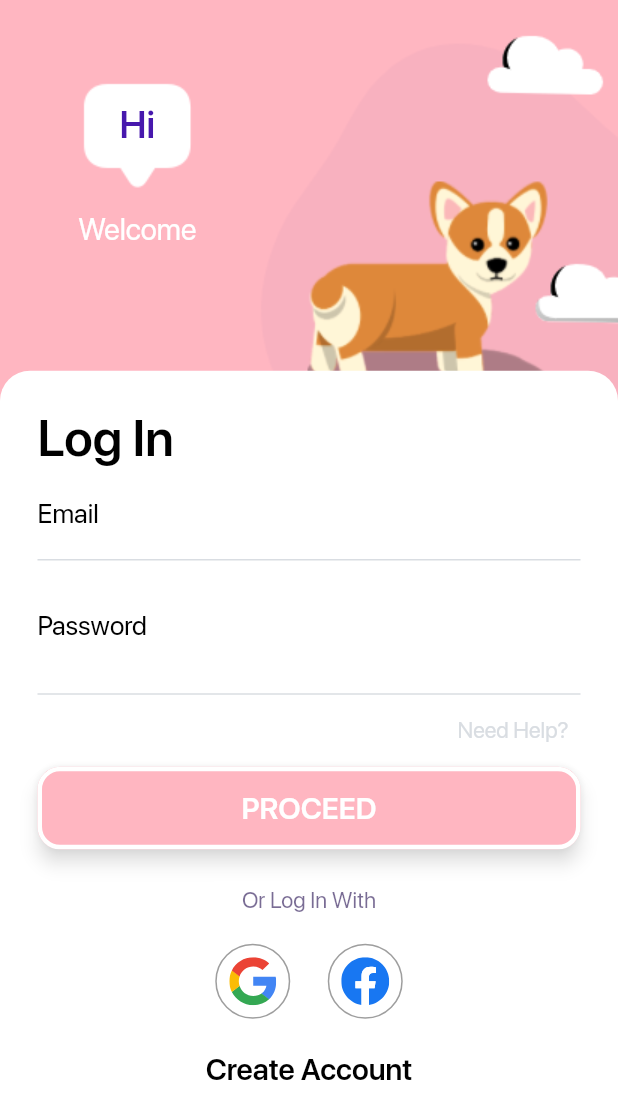
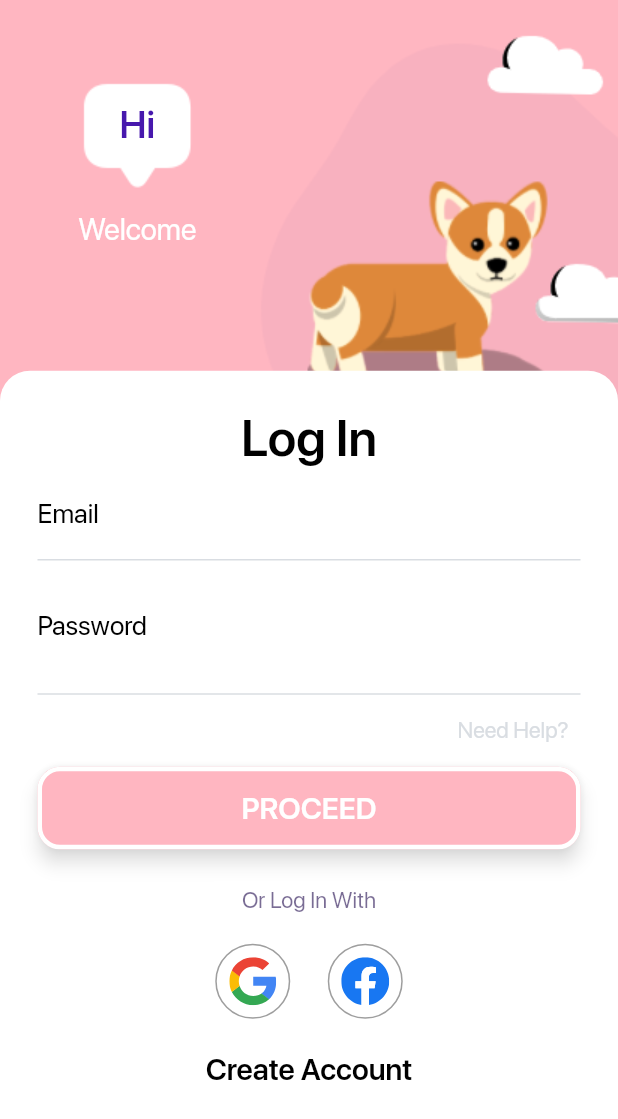
Before and after one commit to SPARSHAGGARWAL17/dating-app, a Flutter app: the LoginEmailPage screen opened by its route, on a phone screen of 412 x 824 dp. Shown: the top 1119 px of the screen. Run offline on Flutter 3.47's test engine with Material 2 defaults, Android fonts, the phone set to English and light mode, and no system bars; our stand-ins replace carousel_slider, chewie, flutter_svg, image_picker, pin_code_fields, sliding_up_panel and 1 more; missing offline and left inert: drag_and_drop_gridview.

```diff
--- a/lib/main.dart
+++ b/lib/main.dart
@@ -29,8 +29,8 @@ class MyApp extends StatelessWidget {
           inactiveTrackColor: kGreyColor,
         )
       ),
-      routes: routes,
-      initialRoute: UpdateProfileImagePage.Route,
+      onGenerateRoute: BewpLife.generateRoute,
+      initialRoute: LoginEmailPage.Route,
     );
   }
 }
--- a/lib/model/matches.dart
+++ b/lib/model/matches.dart
@@ -5,6 +5,10 @@ class Matches {
     required this.image,
     required this.name,
   });
+
+  factory Matches.fromObject(dynamic value) {
+    return Matches(name: value!.name, image: value!.image);
+  }
 }
 
 List<Matches> kMatches = [
--- a/lib/routes.dart
+++ b/lib/routes.dart
@@ -1,3 +1,4 @@
+import 'package:bewp_life/model/matches.dart';
 import 'package:bewp_life/view/chats/chat-page.dart';
 import 'package:bewp_life/view/chats/matches-chat.dart';
 import 'package:bewp_life/view/edit-profile/profile-form.dart';
@@ -9,19 +10,80 @@ import 'package:bewp_life/view/startup-screens/otp-verify.dart';
 import 'package:flutter/material.dart';
 import 'export.dart';
 
-Map<String, Widget Function(BuildContext context)> routes = {
-  WelcomePage.Route: (context) => WelcomePage(),
-  ForgotPasswordPage.Route: (context) => ForgotPasswordPage(),
-  LoginEmailPage.Route: (context) => LoginEmailPage(),
-  VerifyPinPage.Route: (context) => VerifyPinPage(),
-  RegisterApp.Route: (context) => RegisterApp(),
-  OtpVerifyPage.Route: (context) => OtpVerifyPage(),
-  NumberVerifyPage.Route: (context) => NumberVerifyPage(),
-  NewPasswordPage.Route: (context) => NewPasswordPage(),
-  MatchesChatPage.Route: (context) => MatchesChatPage(),
-  HomePage.Route: (context) => HomePage(),
-  ChatPage.Route: (context) => ChatPage(),
-  MatchDialogPage.Route: (context) => MatchDialogPage(),
-  ProfileFormPage.Route: (context) => ProfileFormPage(),
-  UpdateProfileImagePage.Route :(context) => UpdateProfileImagePage(),
-};
+// Map<String, Widget Function(BuildContext context)> routes = {
+//   WelcomePage.Route: (context) => WelcomePage(),
+//   ForgotPasswordPage.Route: (context) => ForgotPasswordPage(),
+//   LoginEmailPage.Route: (context) => LoginEmailPage(),
+//   VerifyPinPage.Route: (context) => VerifyPinPage(),
+//   RegisterApp.Route: (context) => RegisterApp(),
+//   OtpVerifyPage.Route: (context) => OtpVerifyPage(),
+//   NumberVerifyPage.Route: (context) => NumberVerifyPage(),
+//   NewPasswordPage.Route: (context) => NewPasswordPage(),
+//   MatchesChatPage.Route: (context) => MatchesChatPage(),
+//   HomePage.Route: (context) => HomePage(),
+//   ChatPage.Route: (context) => ChatPage(),
+//   MatchDialogPage.Route: (context) => MatchDialogPage(),
+//   ProfileFormPage.Route: (context) => ProfileFormPage(),
+//   UpdateProfileImagePage.Route: (context) => UpdateProfileImagePage(),
+// };
+
+class BewpLife {
+  static String? routeName;
+  static Route<dynamic> generateRoute(RouteSettings settings) {
+    routeName = settings.name;
+    Widget currentWidget;
+    switch (routeName) {
+      case WelcomePage.Route:
+        currentWidget = WelcomePage();
+        break;
+      case ForgotPasswordPage.Route:
+        currentWidget = ForgotPasswordPage();
+        break;
+      case LoginEmailPage.Route:
+        currentWidget = LoginEmailPage();
+        break;
+      case VerifyPinPage.Route:
+        currentWidget = VerifyPinPage();
+        break;
+      case RegisterApp.Route:
+        currentWidget = RegisterApp();
+        break;
+      case OtpVerifyPage.Route:
+        currentWidget = OtpVerifyPage();
+        break;
+      case NumberVerifyPage.Route:
+        currentWidget = NumberVerifyPage();
+        break;
+      case NewPasswordPage.Route:
+        currentWidget = NumberVerifyPage();
+        break;
+      case NewPasswordPage.Route:
+        currentWidget = NewPasswordPage();
+        break;
+      case MatchesChatPage.Route:
+        currentWidget = MatchesChatPage();
+        break;
+      case HomePage.Route:
+        currentWidget = HomePage();
+        break;
+      case ChatPage.Route:
+        currentWidget = ChatPage(Matches.fromObject(settings.arguments));
+        break;
+      case MatchDialogPage.Route:
+        currentWidget = MatchDialogPage();
+        break;
+      case ProfileFormPage.Route:
+        currentWidget = ProfileFormPage();
+        break;
+      case UpdateProfileImagePage.Route:
+        currentWidget = UpdateProfileImagePage();
+        break;
+      default:
+        currentWidget = HomePage();
+        break;
+    }
+    return MaterialPageRoute(
+      builder: (context) => currentWidget,
+    );
+  }
+}
--- a/lib/view/chats/chat-page.dart
+++ b/lib/view/chats/chat-page.dart
@@ -5,6 +5,8 @@ import 'package:bewp_life/view/chats/matches-chat.dart';
 import '../../export.dart';
 
 class ChatPage extends StatefulWidget {
+  final Matches match;
+  ChatPage(this.match);
   static const Route = '/person-chat-page';
   @override
   _ChatPageState createState() => _ChatPageState();
@@ -15,7 +17,6 @@ class _ChatPageState extends State<ChatPage> with TickerProviderStateMixin {
   TextEditingController chatMessage = TextEditingController();
   @override
   Widget build(BuildContext context) {
-    var match = ModalRoute.of(context)!.settings.arguments;
     // TODO replace this with current chat state
     // String image = widget.image;
     // String name = widget.name;
@@ -40,7 +41,7 @@ class _ChatPageState extends State<ChatPage> with TickerProviderStateMixin {
             ),
             buildCircleProfilePicture(
               25,
-              match is Matches ? match.image : '',
+               widget.match.image,
             ), //TODO add profile image accordingly
             SizedBox(
               width: 20,
@@ -52,7 +53,7 @@ class _ChatPageState extends State<ChatPage> with TickerProviderStateMixin {
                 crossAxisAlignment: CrossAxisAlignment.start,
                 children: [
                   Text(
-                    match is Matches ? match.name : '', //TODO pass Dog NAme
+ widget.match.name , //TODO pass Dog NAme
                     style: buildTextStyle(size: 18, color: Color(0xFF474747)),
                   ),
                   Text(
@@ -106,9 +107,7 @@ class _ChatPageState extends State<ChatPage> with TickerProviderStateMixin {
                   itemBuilder: (context, index) {
                     return buildChatBubble(
                       index,
-                      match is Matches
-                          ? match
-                          : Matches(image: '', name: 'Error match'),
+                      widget.match,
                       context,
                     );
                   },
@@ -234,7 +233,7 @@ class _ChatPageState extends State<ChatPage> with TickerProviderStateMixin {
                   if (!chats[index].byMe)
                     CircleAvatar(
                       backgroundImage:
-                          AssetImage(match is Matches ? match.image : ''),
+                          AssetImage(match is Matches ? widget.match.image : ''),
                       radius: 18,
                     ),
                   // if (!chats[index].byMe &&
--- a/lib/view/profile/profile-page.dart
+++ b/lib/view/profile/profile-page.dart
@@ -1,7 +1,6 @@
 import 'package:bewp_life/view/edit-profile/profile-form.dart';
 import 'package:flutter/material.dart';
 import 'package:bewp_life/export.dart';
-import 'package:font_awesome_flutter/font_awesome_flutter.dart';
 
 class ProfilePage extends StatelessWidget {
   @override
@@ -150,7 +149,14 @@ List<_ProfileButton> tiles = [
     onPressed: (context) {
       Navigator.of(context).pushNamed(ProfileFormPage.Route);
     },
-    title: 'Edit Profile',
+    title: 'Pet Profile',
+    icon: 'assets/images/profile.png',
+  ),
+  _ProfileButton(
+    onPressed: (context) {
+      Navigator.of(context).pushNamed(RegisterApp.Route);
+    },
+    title: 'Your Profile',
     icon: 'assets/images/profile.png',
   ),
   _ProfileButton(
--- a/lib/view/profile/update-profile.dart
+++ b/lib/view/profile/update-profile.dart
@@ -1,6 +1,7 @@
 import 'dart:io';
 
 import 'package:bewp_life/const.dart';
+import 'package:bewp_life/view/home-screens/home-page.dart';
 import 'package:bewp_life/view/startup-screens/login-email.dart';
 import 'package:flutter/material.dart';
 import 'package:image_picker/image_picker.dart';
@@ -84,7 +85,9 @@ class _UpdateProfileImagePageState extends State<UpdateProfileImagePage> {
                             weight: FontWeight.bold,
                           ),
                         ),
-                        onPressed: () {},
+                        onPressed: () {
+                          Navigator.of(context).pushNamedAndRemoveUntil(HomePage.Route, (route) => false);
+                        },
                       ),
                     ],
                   ),
--- a/lib/view/startup-screens/login-email.dart
+++ b/lib/view/startup-screens/login-email.dart
@@ -96,11 +96,13 @@ class _LoginEmailPageState extends State<LoginEmailPage> {
                       crossAxisAlignment: CrossAxisAlignment.stretch,
                       mainAxisAlignment: MainAxisAlignment.spaceAround,
                       children: [
-                        Text(
-                          'Log In',
-                          style: buildTextStyle(
-                            weight: FontWeight.bold,
-                            size: 34,
+                        Center(
+                          child: Text(
+                            'Log In',
+                            style: buildTextStyle(
+                              weight: FontWeight.bold,
+                              size: 34,
+                            ),
                           ),
                         ),
                         // SizedBox(
--- a/lib/view/startup-screens/registerApp.dart
+++ b/lib/view/startup-screens/registerApp.dart
@@ -1,3 +1,4 @@
+import 'package:bewp_life/view/profile/update-profile.dart';
 import 'package:bewp_life/view/startup-screens/number-verify.dart';
 import 'package:intl/intl.dart';
 
@@ -293,7 +294,7 @@ class _RegisterAppState extends State<RegisterApp> {
                             ),
                           ),
                           onPressed: () {
-                            Navigator.of(context).pushNamed(HomePage.Route);
+                            Navigator.of(context).pushNamed(UpdateProfileImagePage.Route);
                           },
                         ),
                         Container(
```
Also changed, not shown: 33 other files.
